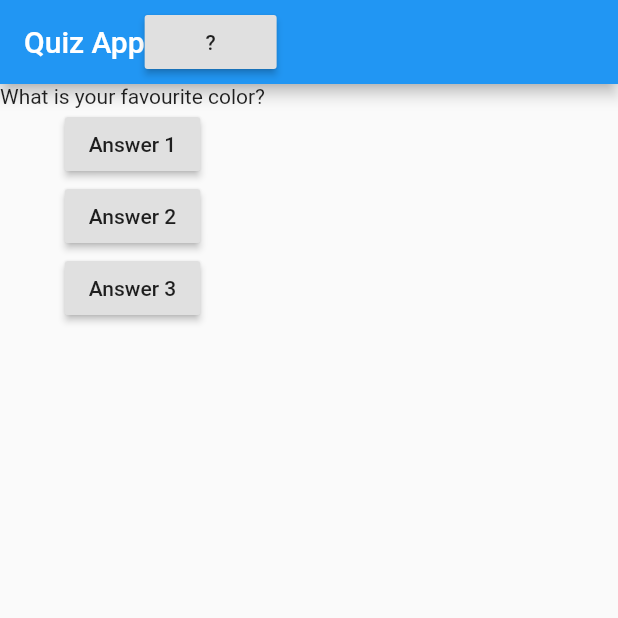
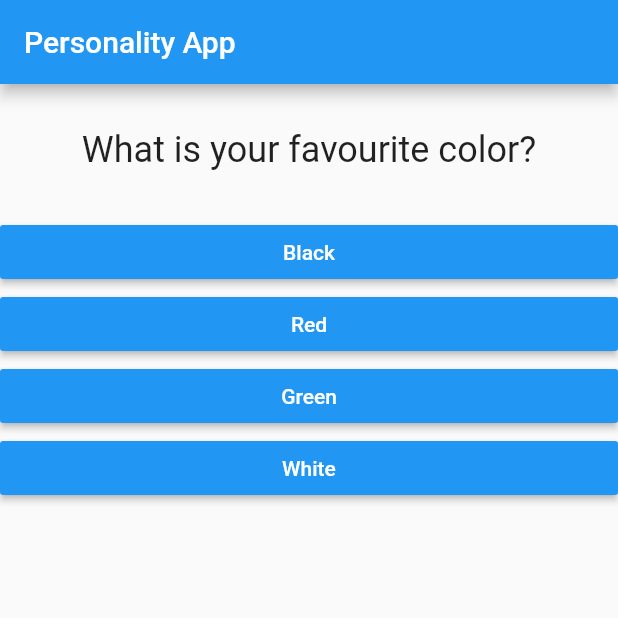
Before and after one commit to SameshB/quiz_app, a Flutter app: the screen it shows after launch, on a phone screen of 412 x 824 dp, the top half of it. Run offline on Flutter 3.47's test engine with Material 2 defaults, Android fonts, the phone set to English and light mode, and no system bars.

Commit message:
Project Completion

```diff
--- /dev/null
+++ b/lib/answer.dart
@@ -0,0 +1,21 @@
+import 'package:flutter/material.dart';
+
+class Answer extends StatelessWidget {
+  final Function answerPressedHandler;
+  final String answerText;
+  Answer(this.answerPressedHandler, this.answerText);
+  @override
+  Widget build(BuildContext context) {
+    return Container(
+      width: double.infinity,
+      child: RaisedButton(
+        color: Colors.blue,
+        child: Text(
+          answerText,
+          style: TextStyle(color: Colors.white),
+        ),
+        onPressed: answerPressedHandler,
+      ),
+    );
+  }
+}
--- a/lib/main.dart
+++ b/lib/main.dart
@@ -1,4 +1,9 @@
 import 'package:flutter/material.dart';
+import 'package:quiz_app/result.dart';
+
+import './question.dart';
+import './answer.dart';
+import './result.dart';
 
 void main() => runApp(QuizApp());
 
@@ -8,45 +13,72 @@ class QuizApp extends StatefulWidget {
 }
 
 class _QuizAppState extends State<QuizApp> {
-  void answerPressed() {
+  var questionIndex = 0;
+  var totalScore = 0;
+  void _answerPressed(int score) {
     setState(() {
+      totalScore = totalScore + score;
       questionIndex += 1;
     });
+    print(questionIndex);
   }
 
-  var questionIndex = 0;
+  void restartTest() {
+    setState(() {
+      totalScore = 0;
+      questionIndex = 0;
+    });
+  }
 
   @override
   Widget build(BuildContext context) {
     var questions = [
-      'What is your favourite color?',
-      'What is your favourite animal?',
-      'Who is your favourite instructor?',
+      {
+        'questionText': 'What is your favourite color?',
+        'answers': [
+          {'text': 'Black', 'score': 1},
+          {'text': 'Red', 'score': 2},
+          {'text': 'Green', 'score': 3},
+          {'text': 'White', 'score': 4}
+        ]
+      },
+      {
+        'questionText': 'What is your favourite animal?',
+        'answers': [
+          {'text': 'Snakes', 'score': 1},
+          {'text': 'Lion', 'score': 2},
+          {'text': 'Rabbit', 'score': 3}
+        ]
+      },
+      {
+        'questionText': 'Who is your favourite instructor?',
+        'answers': [
+          {'text': 'Max', 'score': 1},
+          {'text': 'Max', 'score': 1},
+          {'text': 'Max', 'score': 1},
+          {'text': 'Max', 'score': 1},
+        ]
+      },
     ];
     return MaterialApp(
-      title: 'Quiz',
+      title: 'Personality',
       home: Scaffold(
         appBar: AppBar(
-          title: Row(
-            children: [
-              Text('Quiz App'),
-              RaisedButton(
-                child: Text('?'),
-                onPressed: answerPressed,
-              ),
-            ],
-          ),
+          title: Text('Personality App'),
         ),
-        body: Column(
-          children: [
-            Text(questions[questionIndex]),
-            RaisedButton(
-                child: Text('Answer 1'),
-                onPressed: () => print("Answer 1 pressed")),
-            RaisedButton(child: Text('Answer 2'), onPressed: answerPressed),
-            RaisedButton(child: Text('Answer 3'), onPressed: answerPressed),
-          ],
-        ),
+        body: questionIndex < questions.length
+            ? Column(
+                children: [
+                  Question(questions[questionIndex]['questionText']),
+                  ...(questions[questionIndex]['answers']
+                          as List<Map<String, Object>>)
+                      .map((answer) {
+                    return Answer(
+                        () => _answerPressed(answer['score']), answer['text']);
+                  }).toList()
+                ],
+              )
+            : Result(totalScore, restartTest),
       ),
     );
   }
--- /dev/null
+++ b/lib/question.dart
@@ -0,0 +1,18 @@
+import 'package:flutter/material.dart';
+
+class Question extends StatelessWidget {
+  final String questionText;
+  Question(this.questionText);
+  @override
+  Widget build(BuildContext context) {
+    return Container(
+      width: double.infinity,
+      margin: EdgeInsets.fromLTRB(10, 30, 10, 30),
+      child: Text(
+        questionText,
+        style: TextStyle(fontSize: 24),
+        textAlign: TextAlign.center,
+      ),
+    );
+  }
+}
```
Also changed, not shown: lib/result.dart (added, +40 -0 lines).
